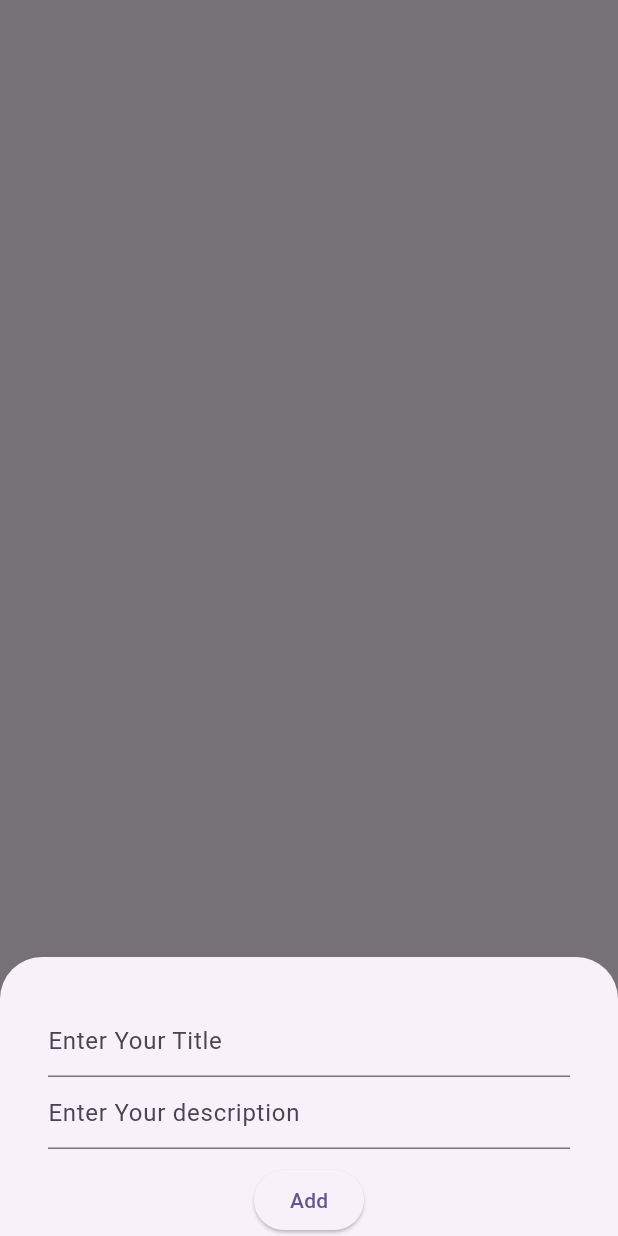
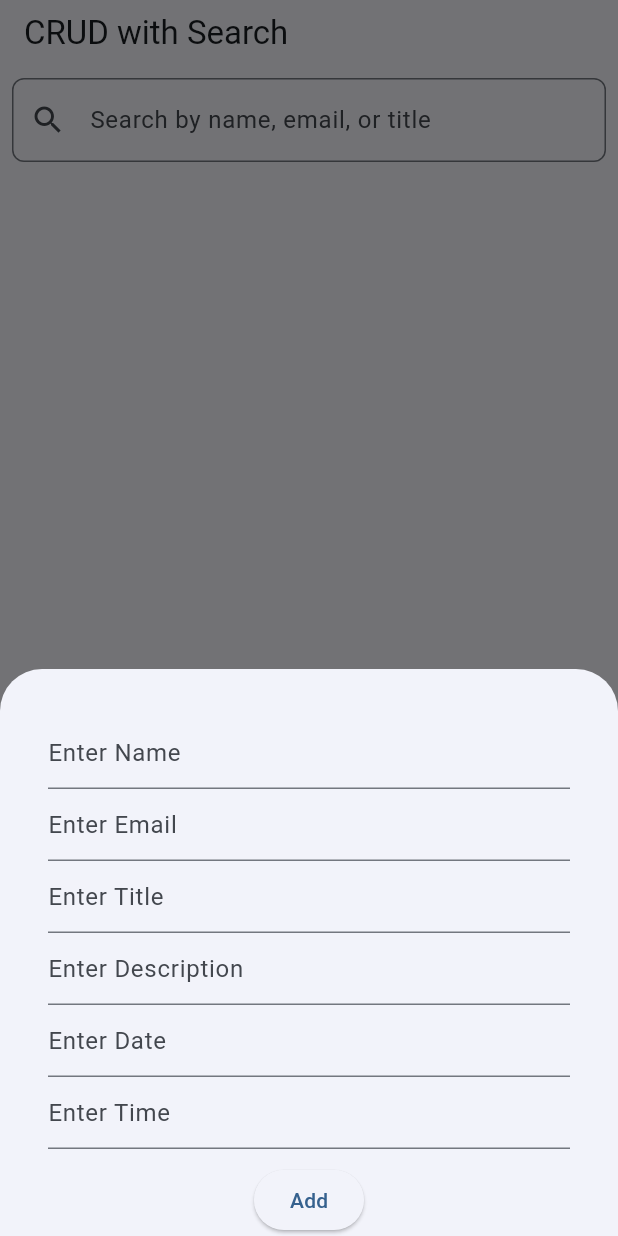
Before and after one commit to balachzehricoder/Hive, a Flutter app: the screen it shows after launch, after a tap on the "add" icon, on a phone screen of 412 x 824 dp. Run offline on Flutter 3.47's test engine with Material 3 defaults, Android fonts, the phone set to English and light mode, and no system bars; our stand-ins replace hive, hive_flutter; accounts and stored records are empty.

```diff
--- a/lib/main.dart
+++ b/lib/main.dart
@@ -13,28 +13,12 @@ void main() async {
 class MyApp extends StatelessWidget {
   const MyApp({super.key});
 
-  // This widget is the root of your application.
   @override
   Widget build(BuildContext context) {
     return MaterialApp(
-      title: 'Flutter Demo',
+      title: 'CRUD Demo',
       theme: ThemeData(
-        // This is the theme of your application.
-        //
-        // TRY THIS: Try running your application with "flutter run". You'll see
-        // the application has a purple toolbar. Then, without quitting the app,
-        // try changing the seedColor in the colorScheme below to Colors.green
-        // and then invoke "hot reload" (save your changes or press the "hot
-        // reload" button in a Flutter-supported IDE, or press "r" if you used
-        // the command line to start the app).
-        //
-        // Notice that the counter didn't reset back to zero; the application
-        // state is not lost during the reload. To reset the state, use hot
-        // restart instead.
-        //
-        // This works for code too, not just values: Most code changes can be
-        // tested with just a hot reload.
-        colorScheme: ColorScheme.fromSeed(seedColor: Colors.deepPurple),
+        colorScheme: ColorScheme.fromSeed(seedColor: Colors.blue),
         useMaterial3: true,
       ),
       home: const MyHomePage(),
@@ -50,13 +34,16 @@ class MyHomePage extends StatefulWidget {
 }
 
 class _MyHomePageState extends State<MyHomePage> {
+  TextEditingController nameController = TextEditingController();
+  TextEditingController emailController = TextEditingController();
   TextEditingController titleController = TextEditingController();
   TextEditingController descController = TextEditingController();
+  TextEditingController dateController = TextEditingController();
+  TextEditingController timeController = TextEditingController();
+  TextEditingController searchController = TextEditingController();
 
-  List showall = [];
-
-// create data
-
+  List showAll = [];
+  List filteredList = [];
   var taskBox = Hive.box("taskBox");
 
   createData(Map<String, dynamic> row) async {
@@ -66,7 +53,6 @@ class _MyHomePageState extends State<MyHomePage> {
 
   updateData(int? key, Map<String, dynamic> row) async {
     await taskBox.put(key, row);
-
     readAll();
   }
 
@@ -74,54 +60,109 @@ class _MyHomePageState extends State<MyHomePage> {
     var data = taskBox.keys.map(
       (e) {
         final items = taskBox.get(e);
-
-        return {"key": e, "title": items["title"], "desc": items["desc"]};
+        return {
+          "key": e,
+          "name": items["name"],
+          "email": items["email"],
+          "title": items["title"],
+          "desc": items["desc"],
+          "date": items["date"],
+          "time": items["time"]
+        };
       },
     ).toList();
 
     setState(() {
-      showall = data.reversed.toList();
+      showAll = data.reversed.toList();
+      filteredList = showAll;
+    });
+  }
+
+  void filterList(String query) {
+    setState(() {
+      if (query.isEmpty) {
+        filteredList = showAll;
+      } else {
+        filteredList = showAll
+            .where((element) =>
+                element["name"].toLowerCase().contains(query.toLowerCase()) ||
+                element["email"].toLowerCase().contains(query.toLowerCase()) ||
+                element["title"].toLowerCase().contains(query.toLowerCase()))
+            .toList();
+      }
     });
   }
 
   @override
   void initState() {
-    // TODO: implement initState
     super.initState();
     readAll();
+    searchController.addListener(() {
+      filterList(searchController.text);
+    });
   }
 
   @override
   Widget build(BuildContext context) {
     return Scaffold(
+      appBar: AppBar(
+        title: const Text("CRUD with Search"),
+        bottom: PreferredSize(
+          preferredSize: const Size.fromHeight(60),
+          child: Padding(
+            padding: const EdgeInsets.all(8.0),
+            child: TextField(
+              controller: searchController,
+              decoration: InputDecoration(
+                prefixIcon: const Icon(Icons.search),
+                hintText: "Search by name, email, or title",
+                border: OutlineInputBorder(
+                  borderRadius: BorderRadius.circular(8.0),
+                ),
+              ),
+            ),
+          ),
+        ),
+      ),
       floatingActionButton: FloatingActionButton(
         onPressed: () {
-          meraModal(0);
+          openModal(0);
         },
-        child: Icon(Icons.add),
+        child: const Icon(Icons.add),
       ),
       body: ListView.builder(
-        itemCount: showall.length,
+        itemCount: filteredList.length,
         itemBuilder: (context, index) {
           return ListTile(
-            title: Text(showall[index]["title"]),
-            subtitle: Text(showall[index]["desc"]),
+            title: Text(filteredList[index]["title"]),
+            subtitle: Column(
+              crossAxisAlignment: CrossAxisAlignment.start,
+              children: [
+                Text("Name: ${filteredList[index]["name"]}"),
+                Text("Email: ${filteredList[index]["email"]}"),
+                Text("Date: ${filteredList[index]["date"]}"),
+                Text("Time: ${filteredList[index]["time"]}"),
+                Text("Description: ${filteredList[index]["desc"]}")
+              ],
+            ),
             trailing: Row(
               mainAxisSize: MainAxisSize.min,
               children: [
                 IconButton(
                   onPressed: () {
-                      var updatevalue = showall[index]["key"];
-                      meraModal(updatevalue);
+                    var updateKey = filteredList[index]["key"];
+                    openModal(updateKey);
                   },
-                    icon: Icon(Icons.edit)),
+                  icon: const Icon(Icons.edit),
+                ),
                 IconButton(
                   onPressed: () {
-                      var deleteValue = showall[index]["key"];
-                      taskBox.delete(deleteValue);
+                    var deleteKey = filteredList[index]["key"];
+                    taskBox.delete(deleteKey);
                     readAll();
                   },
-                    icon: Icon(Icons.delete)),
+                  icon: const Icon(Icons.delete),
+                ),
               ],
             ),
           );
@@ -130,16 +171,48 @@ class _MyHomePageState extends State<MyHomePage> {
     );
   }
 
-  void meraModal(int id) {
+  Future<void> pickDate(BuildContext context) async {
+    final DateTime? picked = await showDatePicker(
+      context: context,
+      initialDate: DateTime.now(),
+      firstDate: DateTime(2000),
+      lastDate: DateTime(2100),
+    );
+    if (picked != null) {
+      setState(() {
+        dateController.text = "${picked.toLocal()}".split(' ')[0];
+      });
+    }
+  }
+
+  Future<void> pickTime(BuildContext context) async {
+    final TimeOfDay? picked = await showTimePicker(
+      context: context,
+      initialTime: TimeOfDay.now(),
+    );
+    if (picked != null) {
+      setState(() {
+        timeController.text = picked.format(context);
+      });
+    }
+  }
+
+  void openModal(int id) {
+    nameController.clear();
+    emailController.clear();
     titleController.clear();
     descController.clear();
+    dateController.clear();
+    timeController.clear();
 
     if (id != 0) {
-      final item = showall.firstWhere(
-        (element) => element["key"] == id,
-      );
+      final item = showAll.firstWhere((element) => element["key"] == id);
+      nameController.text = item["name"];
+      emailController.text = item["email"];
       titleController.text = item["title"];
       descController.text = item["desc"];
+      dateController.text = item["date"];
+      timeController.text = item["time"];
     }
 
     showModalBottomSheet(
@@ -148,36 +221,62 @@ class _MyHomePageState extends State<MyHomePage> {
       builder: (context) {
         return Padding(
           padding: EdgeInsets.fromLTRB(
-              32, 32, 32, MediaQuery.of(context).viewInsets.bottom),
+            32,
+            32,
+            32,
+            MediaQuery.of(context).viewInsets.bottom,
+          ),
           child: Column(
             mainAxisSize: MainAxisSize.min,
             children: [
               TextField(
+                controller: nameController,
+                decoration: const InputDecoration(hintText: "Enter Name"),
+              ),
+              TextField(
+                controller: emailController,
+                decoration: const InputDecoration(hintText: "Enter Email"),
+              ),
+              TextField(
                 controller: titleController,
-                decoration: InputDecoration(hintText: "Enter Your Title"),
+                decoration: const InputDecoration(hintText: "Enter Title"),
               ),
               TextField(
                 controller: descController,
-                decoration: InputDecoration(hintText: "Enter Your description"),
+                decoration: const InputDecoration(hintText: "Enter Description"),
               ),
-              SizedBox(
-                height: 10,
+              TextField(
+                controller: dateController,
+                readOnly: true,
+                decoration: const InputDecoration(hintText: "Enter Date"),
+                onTap: () => pickDate(context),
               ),
+              TextField(
+                controller: timeController,
+                readOnly: true,
+                decoration: const InputDecoration(hintText: "Enter Time"),
+                onTap: () => pickTime(context),
+              ),
+              const SizedBox(height: 10),
               ElevatedButton(
                 onPressed: () {
-                    String title = titleController.text.toString();
-                    String desc = descController.text.toString();
-                    var data = {"title": title, "desc": desc};
+                  var data = {
+                    "name": nameController.text,
+                    "email": emailController.text,
+                    "title": titleController.text,
+                    "desc": descController.text,
+                    "date": dateController.text,
+                    "time": timeController.text
+                  };
                   if (id == 0) {
                     createData(data);
                   } else {
-                      // update
-
                     updateData(id, data);
                   }
                   Navigator.pop(context);
                 },
-                  child: id == 0 ? Text("Add") : Text("update"))
+                child: Text(id == 0 ? "Add" : "Update"),
+              ),
             ],
           ),
         );
```
Lines whose indentation alone changed are shown as unchanged.
